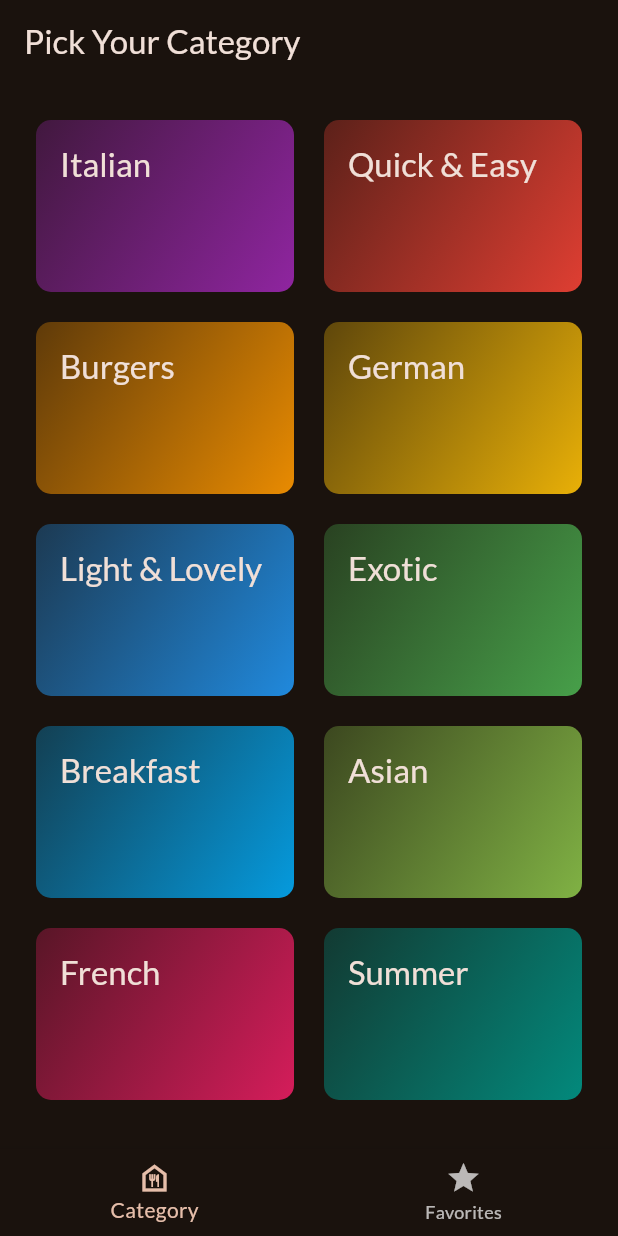
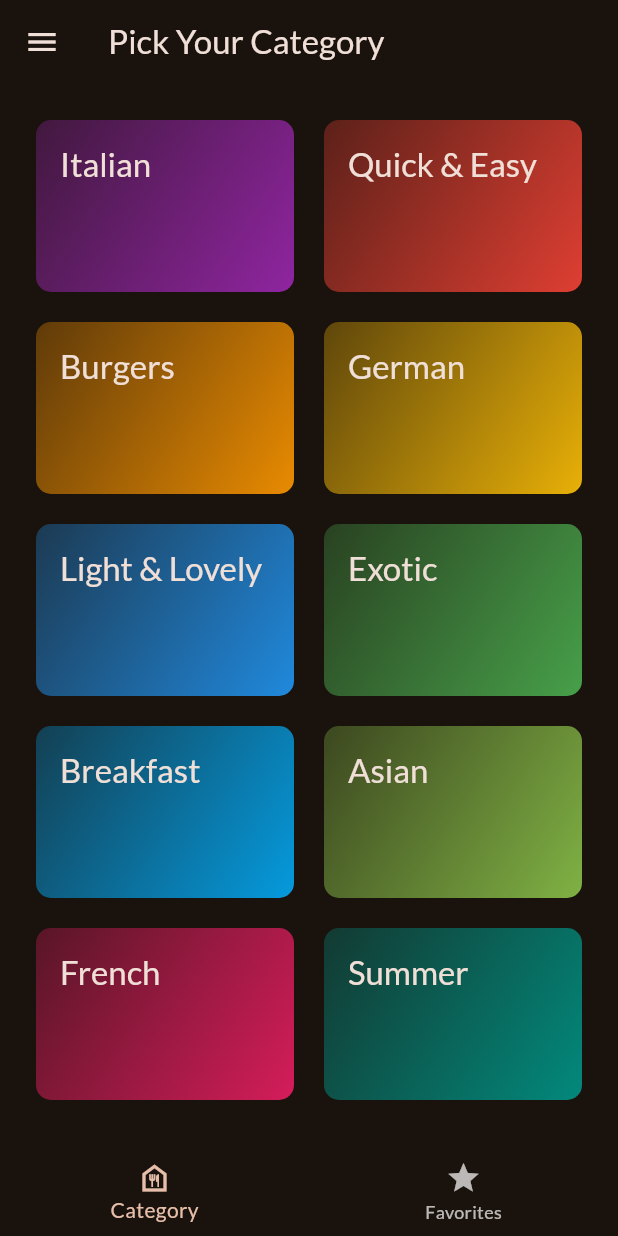
Before and after one commit to Hemonesh-M/meals_app, a Flutter app: the screen it shows after launch, on a phone screen of 412 x 824 dp. Run offline on Flutter 3.47's test engine with Material 3 defaults, Android fonts, the phone set to English and light mode, and no system bars; our stand-ins replace google_fonts, transparent_image.

Commit message:
Added Drawer

```diff
--- a/lib/screens/meals_details_screen.dart
+++ b/lib/screens/meals_details_screen.dart
@@ -17,7 +17,7 @@ class MealsDetailsScreen extends StatelessWidget {
             onPressed: () {
               onToggleFav(meal);
             },
-            icon: Icon(Icons.star_border),
+            icon: const Icon(Icons.star_border),
           )
         ],
       ),
--- a/lib/screens/tab_screen.dart
+++ b/lib/screens/tab_screen.dart
@@ -1,4 +1,5 @@
 import 'package:flutter/material.dart';
+import 'package:meals_app/main.dart';
 import 'package:meals_app/models/meal.dart';
 import 'package:meals_app/screens/categories_screen.dart';
 import 'package:meals_app/screens/meals_screen.dart';
@@ -14,10 +15,12 @@ class TabScreen extends StatefulWidget {
 class _TabScreen extends State<TabScreen> {
   int _selectedPage = 0;
   List<Meal> fav = [];
-  void showFavMessage(String message){
+  void showFavMessage(String message) {
     ScaffoldMessenger.of(context).clearSnackBars();
-    ScaffoldMessenger.of(context).showSnackBar(SnackBar(content: Text(message)));
+    ScaffoldMessenger.of(context)
+        .showSnackBar(SnackBar(content: Text(message)));
   }
+
   void toggleMeal(Meal m) {
     if (fav.contains(m)) {
       setState(() {
@@ -40,15 +43,48 @@ class _TabScreen extends State<TabScreen> {
 
   @override
   Widget build(BuildContext context) {
-    Widget activeScreen =  CategoriesScreen(onToggleFav:toggleMeal);
+    Widget activeScreen = CategoriesScreen(onToggleFav: toggleMeal);
     String appBarTitle = "Pick Your Category";
     if (_selectedPage == 1) {
-      activeScreen = MealsScreen(meals: fav,onToggleFav: toggleMeal,);
+      activeScreen = MealsScreen(
+        meals: fav,
+        onToggleFav: toggleMeal,
+      );
       appBarTitle = "Favorite";
     }
     return Scaffold(
       appBar: AppBar(
         title: Text(appBarTitle),
+      ),
+      drawer: Drawer(
+        child: Column(
+          children: [
+            DrawerHeader(
+              child: Container(
+                width: double.infinity,
+                decoration: BoxDecoration(
+                  gradient: LinearGradient(
+                    colors: [
+                      Theme.of(context).colorScheme.primary,
+                      Theme.of(context).colorScheme.primary.withOpacity(0.8),
+                    ],
+                    begin: Alignment.topLeft,
+                    end: Alignment.bottomRight,
+                  ),
+                ),
+                child:  Row(
+                  mainAxisAlignment: MainAxisAlignment.start,
+                  children: [
+                    Icon(Icons.fastfood,size: 100,),
+                    Text("Cooking Up!!!",style:  Theme.of(context).textTheme.titleLarge!.copyWith(
+                      color: Theme.of(context).colorScheme.onPrimary,
+                    ),)
+                  ],
+                ),
+              ),
+            ),
+          ],
+        ),
       ),
       body: activeScreen,
       bottomNavigationBar: BottomNavigationBar(
```
